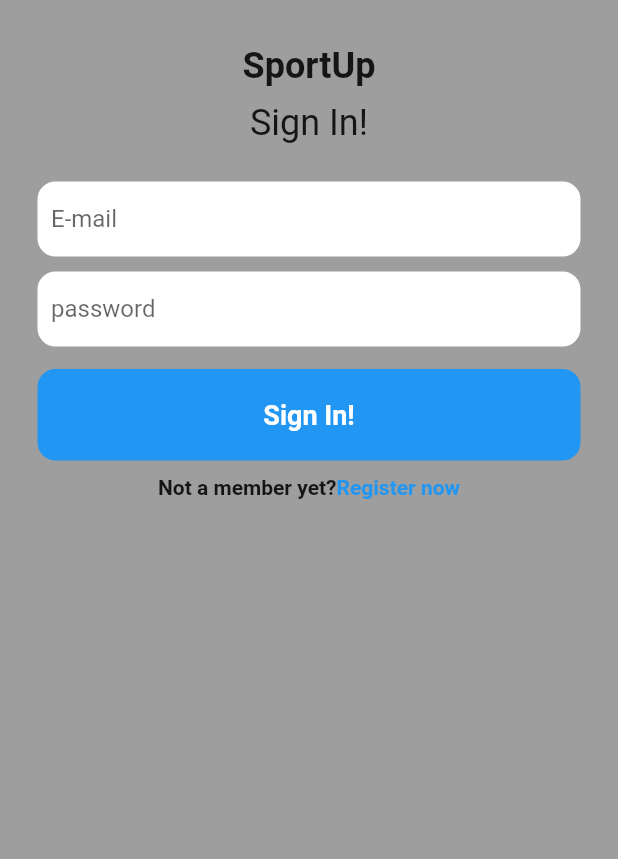
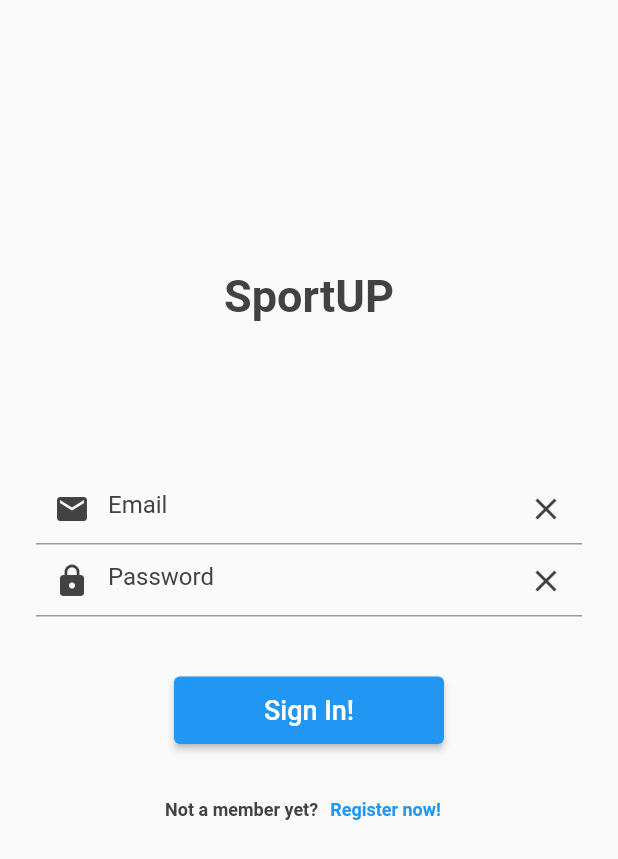
Before and after one commit to Munteanu-Matei/SportUp, a Flutter app: the screen it shows after launch, on a phone screen of 412 x 824 dp. Shown: the top 859 px of the screen. Run offline on Flutter 3.47's test engine with Material 2 defaults, Android fonts, the phone set to English and light mode, and no system bars.

Commit message:
paginile de signIn si signUp

```diff
--- /dev/null
+++ b/sport_up/lib/UI/screens/login/sign_in_screen.dart
@@ -0,0 +1,173 @@
+// ignore_for_file: prefer_const_literals_to_create_immutables, prefer_const_constructors
+
+import 'package:flutter/material.dart';
+
+class SignInScreen extends StatefulWidget {
+  @override
+  State<SignInScreen> createState() => _SignInScreenState();
+}
+
+class _SignInScreenState extends State<SignInScreen> {
+  late String _email;
+  late String _password;
+
+  final mailController = TextEditingController();
+  final passController = TextEditingController();
+
+  final GlobalKey<FormState> _formKey = GlobalKey<FormState>();
+
+  Widget _buildPretext() {
+    return Column(
+      children: [
+        Text(
+          "SportUP",
+          style: TextStyle(
+              fontSize: 30,
+              fontWeight: FontWeight.bold,
+              color: Colors.grey[800]),
+        )
+      ],
+    );
+  }
+
+  Widget _buildMailField() {
+    return TextFormField(
+        keyboardType: TextInputType.emailAddress,
+        controller: mailController,
+        decoration: InputDecoration(
+            hintText: "Email",
+            hintStyle: TextStyle(color: Colors.grey[800]),
+            prefixIcon: Icon(
+              Icons.mail,
+              color: Colors.grey[800],
+            ),
+            suffixIcon: IconButton(
+              icon: Icon(Icons.close),
+              color: Colors.grey[800],
+              onPressed: () => mailController.clear(),
+            )),
+        validator: (value) {
+          if (value == null || value.isEmpty) {
+            return "Please enter your email";
+          }
+          if (!RegExp(
+                  r"^[a-zA-Z0-9.a-zA-Z0-9.!#$%&'*+-/=?^_`{|}~]+@[a-zA-Z0-9]+\.[a-zA-Z]+")
+              .hasMatch(value)) {
+            return "Please enter a valid email!";
+          }
+          return null;
+        },
+        onSaved: (value) {
+          _email = value.toString();
+        });
+  }
+
+  Widget _buildPasswordField() {
+    return TextFormField(
+        controller: passController,
+        decoration: InputDecoration(
+            hintText: "Password",
+            hintStyle: TextStyle(color: Colors.grey[800]),
+            prefixIcon: Icon(
+              Icons.lock,
+              color: Colors.grey[800],
+            ),
+            suffixIcon: IconButton(
+              icon: Icon(Icons.close),
+              color: Colors.grey[800],
+              onPressed: () => passController.clear(),
+            )),
+        validator: (value) {
+          if (value == null || value.isEmpty) {
+            return "Please enter a password";
+          }
+          if (value.length < 8) {
+            return "Password is too short!";
+          }
+          return null;
+        },
+        onSaved: (value) {
+          _password = value.toString();
+        });
+  }
+
+  Widget _buildSignInButton() {
+    return Container(
+      height: 45,
+      width: 180,
+      child: ElevatedButton(
+          style: ElevatedButton.styleFrom(primary: Colors.blue),
+          onPressed: () {
+            if (_formKey.currentState!.validate()) {
+              _formKey.currentState!.save();
+              //put data in database
+            }
+          },
+          child: Text(
+            "Sign In!",
+            style: TextStyle(
+              fontSize: 18,
+            ),
+          )),
+    );
+  }
+
+  Widget _buildSignUpRedirection() {
+    return Row(
+      mainAxisAlignment: MainAxisAlignment.center,
+      children: [
+        Text(
+          "Not a member yet?",
+          style: TextStyle(
+              fontSize: 12,
+              fontWeight: FontWeight.bold,
+              color: Colors.grey[800]),
+        ),
+        TextButton(
+            onPressed: () => Navigator.pushNamed(context, "/sign_up"),
+            child: Text(
+              "Register now!",
+              style: TextStyle(
+                  fontSize: 12,
+                  fontWeight: FontWeight.bold,
+                  color: Colors.blue),
+            ))
+      ],
+    );
+  }
+
+  @override
+  Widget build(BuildContext context) {
+    return Scaffold(
+      body: SafeArea(
+        child: Container(
+          margin: EdgeInsets.all(24),
+          child: Form(
+              key: _formKey,
+              child: Column(
+                mainAxisAlignment: MainAxisAlignment.center,
+                children: <Widget>[
+                  _buildPretext(),
+                  SizedBox(
+                    height: 100,
+                  ),
+                  _buildMailField(),
+                  _buildPasswordField(),
+                  SizedBox(
+                    height: 40,
+                  ),
+                  _buildSignInButton(),
+                  SizedBox(
+                    height: 20,
+                  ),
+                  _buildSignUpRedirection(),
+                  SizedBox(
+                    height: 80,
+                  )
+                ],
+              )),
+        ),
+      ),
+    );
+  }
+}
--- a/sport_up/lib/UI/screens/sign_in_screen.dart
+++ /dev/null
@@ -1,128 +0,0 @@
-// ignore_for_file: prefer_const_literals_to_create_immutables, prefer_const_constructors
-
-import 'package:flutter/material.dart';
-
-class SignInScreen extends StatefulWidget {
-  const SignInScreen({Key? key}) : super(key: key);
-
-  @override
-  State<SignInScreen> createState() => _SignInScreenState();
-}
-
-class _SignInScreenState extends State<SignInScreen> {
-  @override
-  Widget build(BuildContext context) {
-    return Scaffold(
-      backgroundColor: Colors.grey,
-      body: SafeArea(
-        child: Center(
-          child: Column(children: [
-            //SportUP
-            SizedBox(height: 30),
-            Text(
-              "SportUp",
-              style: TextStyle(
-                fontWeight: FontWeight.bold,
-                fontSize: 24,
-              ),
-            ),
-            SizedBox(height: 10),
-            Text(
-              "Sign In!",
-              style: TextStyle(
-                fontSize: 24,
-              ),
-            ),
-
-            //email textfield
-            SizedBox(height: 25),
-            Padding(
-              padding: const EdgeInsets.symmetric(horizontal: 25.0),
-              child: Container(
-                decoration: BoxDecoration(
-                  color: Colors.white,
-                  border: Border.all(color: Colors.white),
-                  borderRadius: BorderRadius.circular(12),
-                ),
-                child: Padding(
-                  padding: const EdgeInsets.only(left: 8.0),
-                  child: TextField(
-                    decoration: InputDecoration(
-                        border: InputBorder.none, hintText: "E-mail"),
-                  ),
-                ),
-              ),
-            ),
-
-            //password textfield
-            SizedBox(height: 10),
-            Padding(
-              padding: const EdgeInsets.symmetric(horizontal: 25.0),
-              child: Container(
-                decoration: BoxDecoration(
-                  color: Colors.white,
-                  border: Border.all(color: Colors.white),
-                  borderRadius: BorderRadius.circular(12),
-                ),
-                child: Padding(
-                  padding: const EdgeInsets.only(left: 8.0),
-                  child: TextField(
-                    obscureText: true,
-                    decoration: InputDecoration(
-                        border: InputBorder.none, hintText: "password"),
-                  ),
-                ),
-              ),
-            ),
-            //sign in button
-            SizedBox(
-              height: 15,
-            ),
-            Padding(
-              padding: const EdgeInsets.symmetric(horizontal: 25),
-              child: Container(
-                padding: EdgeInsets.all(20),
-                decoration: BoxDecoration(
-                    color: Colors.blue,
-                    borderRadius: BorderRadius.circular(12)),
-                child: Center(
-                  child: Text(
-                    "Sign In!",
-                    style: TextStyle(
-                      color: Colors.white,
-                      fontWeight: FontWeight.bold,
-                      fontSize: 18,
-                    ),
-                  ),
-                ),
-              ),
-            ),
-
-            //not a member? register now
-            SizedBox(
-              height: 10,
-            ),
-            Row(
-              mainAxisAlignment: MainAxisAlignment.center,
-              children: [
-                Text(
-                  "Not a member yet?",
-                  style: TextStyle(
-                    fontWeight: FontWeight.bold,
-                  ),
-                ),
-                Text(
-                  "Register now",
-                  style: TextStyle(
-                    fontWeight: FontWeight.bold,
-                    color: Colors.blue,
-                  ),
-                )
-              ],
-            )
-          ]),
-        ),
-      ),
-    );
-  }
-}
--- a/sport_up/lib/main.dart
+++ b/sport_up/lib/main.dart
@@ -3,7 +3,8 @@ import 'package:flutter/material.dart';
 import './UI/screens/home_screen.dart';
 import './UI/screens/add_event_screen.dart';
 import './UI/screens/profile_screen.dart';
-import './UI/screens/sign_in_screen.dart';
+import 'UI/screens/login/sign_in_screen.dart';
+import 'UI/screens/login/sign_up_page.dart';
 
 void main() {
   runApp(MyApp());
@@ -19,6 +20,7 @@ class MyApp extends StatelessWidget {
         "/add_event": (context) => AddEventScreen(),
         "/profile": (context) => ProfileScreen(),
         "/sign_in": (context) => SignInScreen(),
+        "/sign_up": (context) => SignUpScreen(),
       },
     );
   }
```
Also changed, not shown: sport_up/lib/UI/screens/login/sign_up_page.dart (added, +228 -0 lines).
